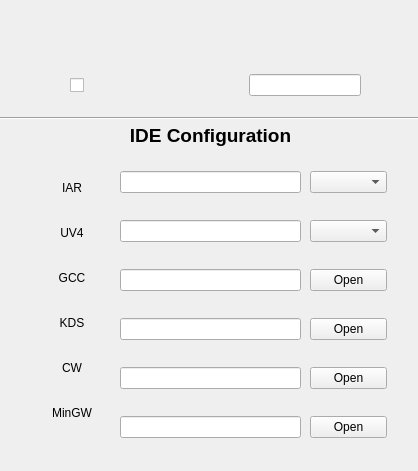
This is src/designer_window/buildConfigUi.ui in lingxia/station_gui as Qt 5 draws it before an edit. The edited form follows.
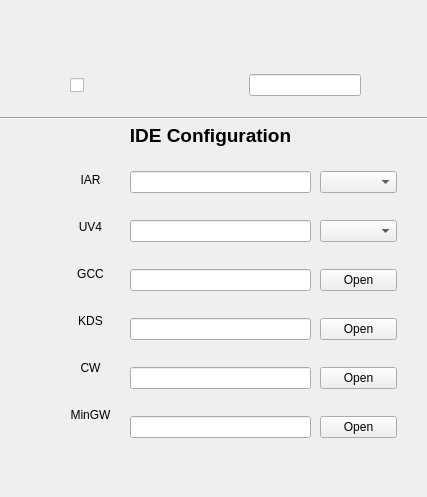
This is the edited form. Icons and pictures are not drawn.

What changed in the file:
```diff
--- a/src/designer_window/buildConfigUi.ui
+++ b/src/designer_window/buildConfigUi.ui
@@ -6,8 +6,8 @@
    <rect>
     <x>0</x>
     <y>0</y>
-    <width>418</width>
-    <height>471</height>
+    <width>427</width>
+    <height>497</height>
    </rect>
   </property>
   <property name="windowTitle">
@@ -133,10 +133,10 @@
   <widget class="QWidget" name="verticalLayoutWidget">
    <property name="geometry">
     <rect>
-     <x>30</x>
-     <y>160</y>
-     <width>84</width>
-     <height>281</height>
+     <x>50</x>
+     <y>150</y>
+     <width>81</width>
+     <height>301</height>
     </rect>
    </property>
    <layout class="QVBoxLayout" name="ideVLayout">
@@ -289,7 +289,7 @@
   <widget class="QWidget" name="verticalLayoutWidget_2">
    <property name="geometry">
     <rect>
-     <x>120</x>
+     <x>130</x>
      <y>150</y>
      <width>181</width>
      <height>311</height>
@@ -343,7 +343,7 @@
   <widget class="QWidget" name="verticalLayoutWidget_3">
    <property name="geometry">
     <rect>
-     <x>310</x>
+     <x>320</x>
      <y>150</y>
      <width>77</width>
      <height>311</height>
```
Left out of the diff: 8 changed lines with no effect on the pictures.
